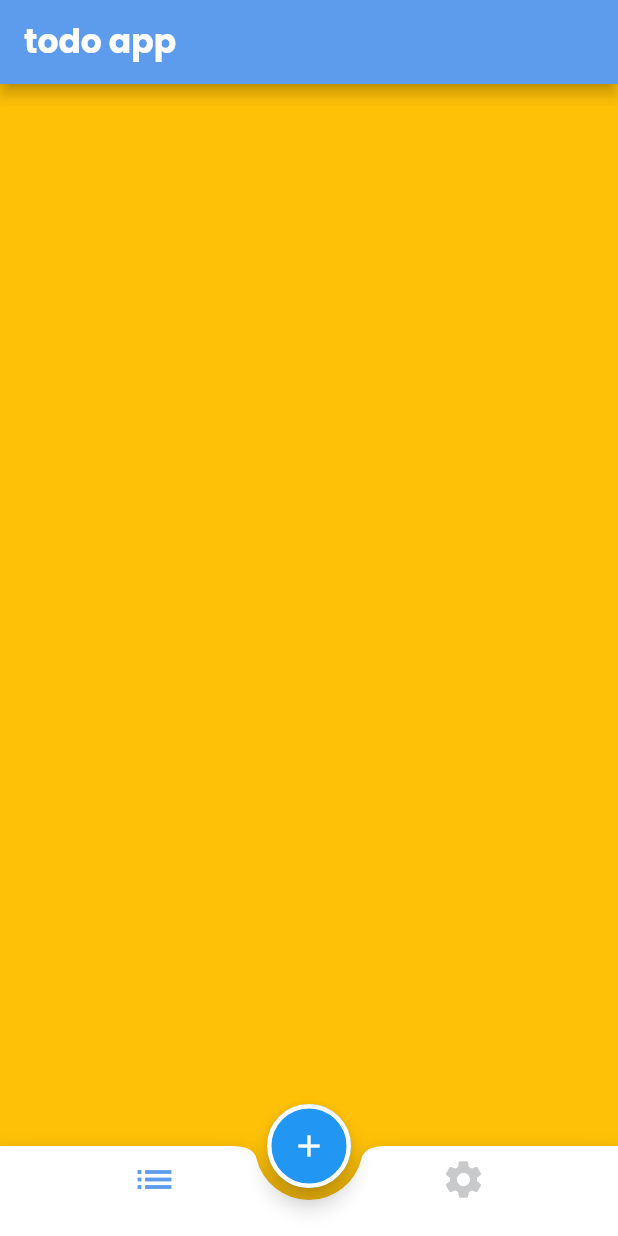
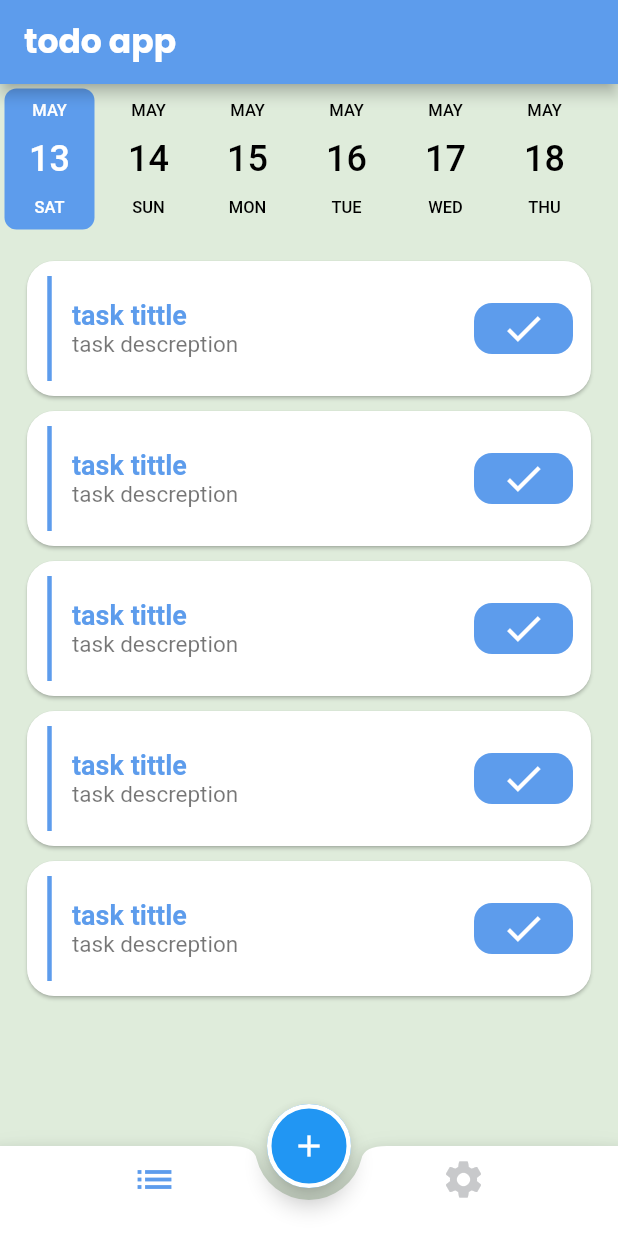
Before and after one commit to hossamHssn/todo_c8_suterday, a Flutter app: the screen it shows after launch, on a phone screen of 412 x 824 dp. Run offline on Flutter 3.47's test engine with Material 2 defaults, Android fonts, the phone set to English and light mode, and no system bars; drawn by our look-alikes of date_picker_timeline, flutter_slidable; our stand-ins replace google_fonts.

Commit message:
finish task tab ui

```diff
--- a/lib/screens/tasks_screen.dart
+++ b/lib/screens/tasks_screen.dart
@@ -1,12 +1,47 @@
+import 'package:date_picker_timeline/date_picker_timeline.dart';
 import 'package:flutter/material.dart';
+import 'package:to_do_c8_sutrday/screens/widgets/task%20widget.dart';
 
-class tasks_screen extends StatelessWidget {
-  const tasks_screen({Key? key}) : super(key: key);
+class tasks_screen extends StatefulWidget {
+  DateTime date = DateTime.now();
 
   @override
+  State<tasks_screen> createState() => _tasks_screenState();
+}
+
+class _tasks_screenState extends State<tasks_screen> {
+  @override
   Widget build(BuildContext context) {
-    return Container(
-      color: Colors.amber,
+    return Column(
+      children: [
+        DatePicker(
+          DateTime.now(),
+          initialSelectedDate: DateTime.now(),
+          selectionColor: Theme.of(context).primaryColor,
+          selectedTextColor: Colors.white,
+          height: 100,
+          onDateChange: (newDate) {
+            // New date selected
+            setState(() {
+              newDate = newDate;
+            });
+          },
+        ),
+        SizedBox(
+          height: 18,
+        ),
+        Expanded(
+          child: ListView.separated(
+            separatorBuilder: (context, index) => SizedBox(
+              height: 10,
+            ),
+            itemBuilder: (context, index) {
+              return taskWidget();
+            },
+            itemCount: 5,
+          ),
+        )
+      ],
     );
   }
 }
--- /dev/null
+++ b/lib/screens/widgets/task widget.dart
@@ -0,0 +1,75 @@
+import 'package:flutter/material.dart';
+import 'package:flutter_slidable/flutter_slidable.dart';
+
+class taskWidget extends StatelessWidget {
+  const taskWidget({Key? key}) : super(key: key);
+
+  @override
+  Widget build(BuildContext context) {
+    return Slidable(
+      startActionPane: ActionPane(motion: DrawerMotion(), children: [
+        SlidableAction(
+          backgroundColor: Colors.red,
+          onPressed: (context) {},
+          icon: Icons.delete,
+          label: "delete",
+        ),
+        SlidableAction(
+          backgroundColor: Theme.of(context).primaryColor,
+          onPressed: (context) {},
+          icon: Icons.edit,
+          label: "Edit",
+        ),
+      ]),
+      child: SizedBox(
+        child: Container(
+          height: 90,
+          child: Card(
+            shape:
+                RoundedRectangleBorder(borderRadius: BorderRadius.circular(18)),
+            margin: EdgeInsets.symmetric(horizontal: 18),
+            child: Row(
+              crossAxisAlignment: CrossAxisAlignment.center,
+              children: [
+                Container(
+                  height: 70,
+                  child: VerticalDivider(
+                    width: 30,
+                    thickness: 3,
+                    color: Theme.of(context).primaryColor,
+                  ),
+                ),
+                Column(
+                  mainAxisAlignment: MainAxisAlignment.center,
+                  crossAxisAlignment: CrossAxisAlignment.start,
+                  children: [
+                    Text(
+                      "task tittle",
+                      style: Theme.of(context).textTheme.bodyMedium,
+                    ),
+                    Text(
+                      "task descreption",
+                      style: Theme.of(context).textTheme.bodySmall,
+                    ),
+                  ],
+                ),
+                Spacer(),
+                Container(
+                    margin: EdgeInsets.only(right: 12),
+                    padding: EdgeInsets.symmetric(horizontal: 18, vertical: 2),
+                    decoration: BoxDecoration(
+                        borderRadius: BorderRadius.circular(12),
+                        color: Theme.of(context).primaryColor),
+                    child: Icon(
+                      Icons.done,
+                      size: 30,
+                      color: Colors.white,
+                    ))
+              ],
+            ),
+          ),
+        ),
+      ),
+    );
+  }
+}
--- a/pubspec.yaml
+++ b/pubspec.yaml
@@ -36,11 +36,15 @@ dependencies:
   # Use with the CupertinoIcons class for iOS style icons.
   cupertino_icons: ^1.0.2
   google_fonts: ^4.0.4
+  date_picker_timeline: ^1.2.3
+  flutter_slidable: ^3.0.0
+
 
 
 dev_dependencies:
   flutter_test:
     sdk: flutter
+
 
   # The "flutter_lints" package below contains a set of recommended lints to
   # encourage good coding practices. The lint set provided by the package is
```
Also changed, not shown: pubspec.lock.
